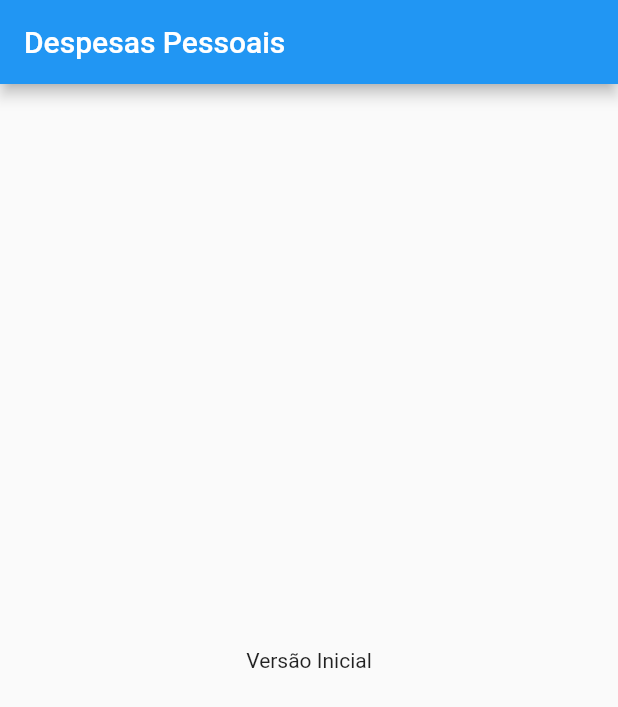
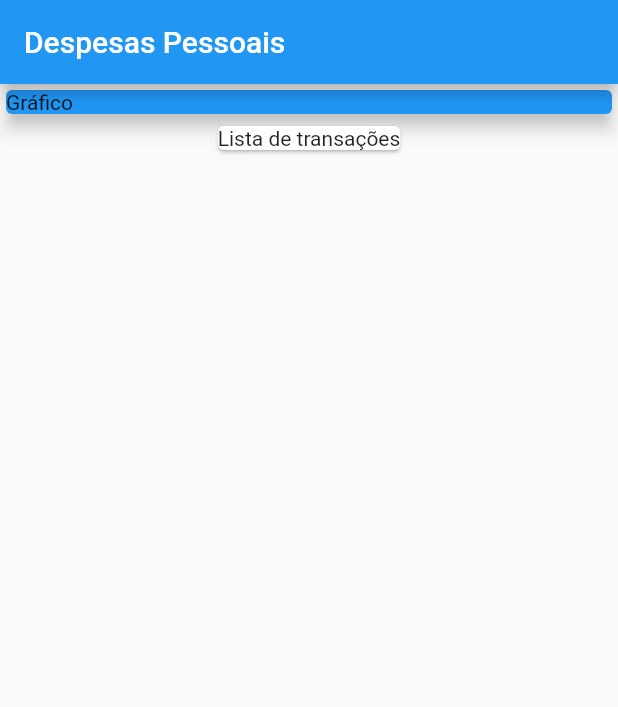
Before and after one commit to juareribeiro/Expenses, a Flutter app: the screen it shows after launch, on a phone screen of 412 x 824 dp. Shown: the top 707 px of the screen. Run offline on Flutter 3.47's test engine with Material 2 defaults, Android fonts, the phone set to English and light mode, and no system bars.

Commit message:
Formatando elementos

```diff
--- a/lib/main.dart
+++ b/lib/main.dart
@@ -18,8 +18,20 @@ class MyHomePage extends StatelessWidget {
       appBar: AppBar(
         title: Text('Despesas Pessoais'),
       ),
-      body: Center(
-        child: Text('Versão Inicial'),
+      body: Column(
+        children: [
+          Container(
+            width: double.infinity,
+            child: Card(
+              color: Colors.blue,
+              child: Text('Gráfico'),
+              elevation: 5,
+            ),
+          ),
+          Card(
+            child: Text('Lista de transações'),
+          )
+        ],
       ),
     );
   }
```
Also changed, not shown: 1 other file.
